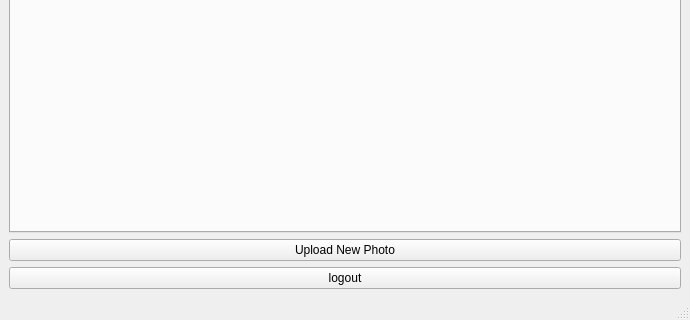
The window that homewindow.ui (osamahammad21/Distributed) describes before a commit, drawn with Qt 5; both pictures show x 0 to 690 and y 195 to 515 of the 690 by 515 pixel window.
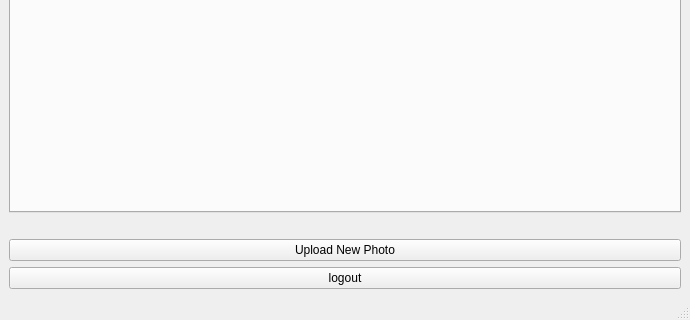
The same window after the commit.

Commit message: background added. Timeout in login, logout, sinup, upload, getAllImagesFromDS

Diff of the .ui file:
```diff
--- a/homewindow.ui
+++ b/homewindow.ui
@@ -19,11 +19,21 @@
      <layout class="QVBoxLayout" name="verticalLayout">
       <item>
        <widget class="QTabWidget" name="tabWidget">
+        <property name="autoFillBackground">
+         <bool>true</bool>
+        </property>
         <property name="currentIndex">
          <number>-1</number>
         </property>
        </widget>
       </item>
+      <item>
+       <widget class="QLabel" name="label_uploadStatus">
+        <property name="text">
+         <string/>
+        </property>
+       </widget>
+      </item>
       <item>
        <widget class="QPushButton" name="pushButton_uploaphoto">
         <property name="text">
```
The commit also changes 28 other files.
